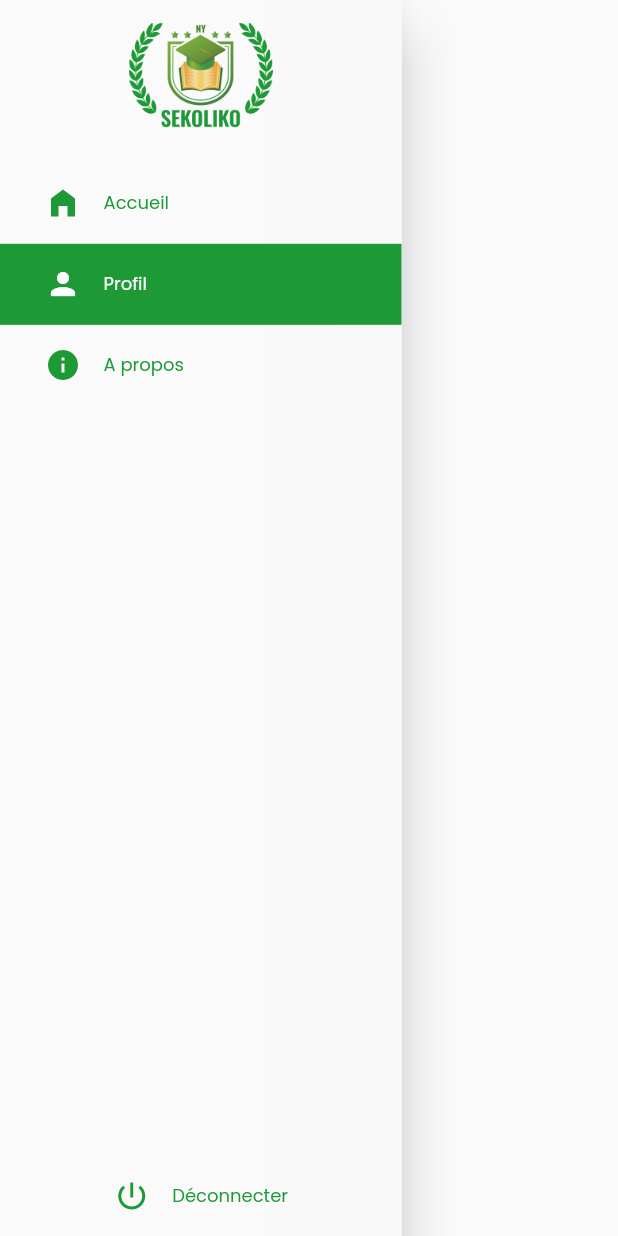
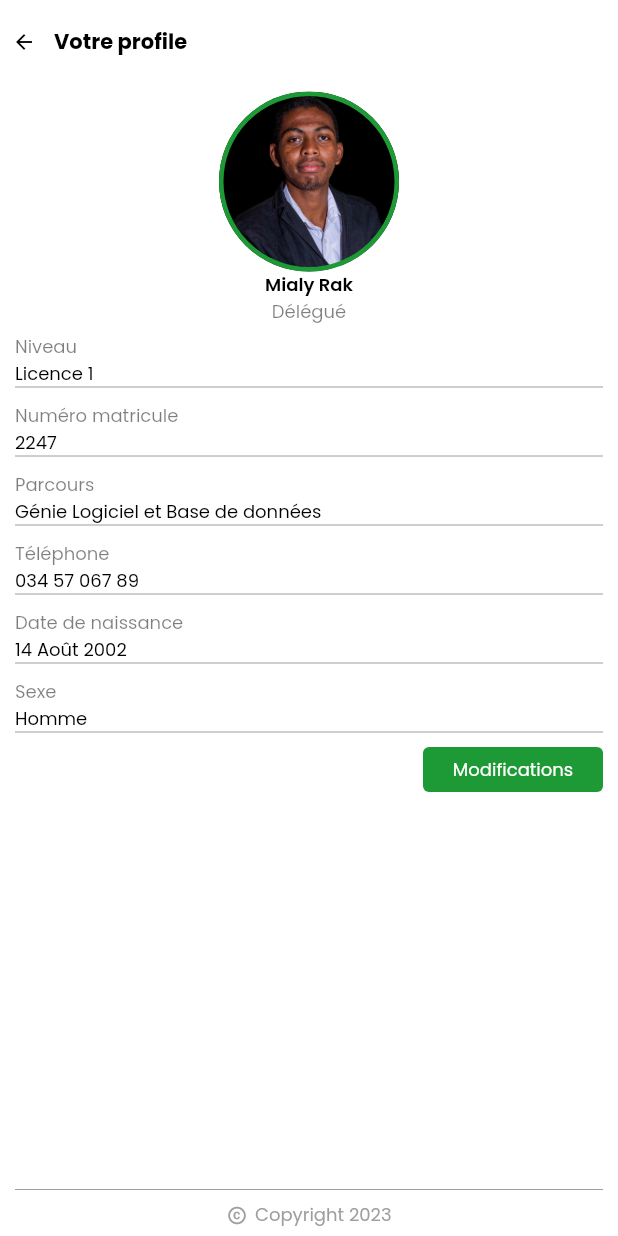
Before and after one commit to safidy1863/Ny-sekoliko, a Flutter app: the CustomDrawer widget shown alone on an empty page, opened directly, after a tap on "Profil", on a phone screen of 412 x 824 dp. Run offline on Flutter 3.47's test engine with Material 2 defaults, Android fonts, the phone set to English and light mode, and no system bars; drawn by our look-alikes of getwidget; our stand-ins replace equatable, flutter_bloc, flutter_screenutil, flutter_spinkit, form_validator, go_router and 1 more; missing offline and left inert: qr_code_scanner, twilio_flutter.

Commit message:
add : information user screen

```diff
--- a/mobile/lib/core/navigation/app_router.dart
+++ b/mobile/lib/core/navigation/app_router.dart
@@ -6,6 +6,8 @@ import '/features/login/presentation/identification_screen.dart';
 import '/features/login/presentation/scan_screen.dart';
 import '/features/home/presentation/home_screen.dart';
 import '/features/lists/presentation/lists_screen.dart';
+import '/features/info_user/presentation/info_user_screen.dart';
+import '/features/about/presentation/about_screen.dart';
 
 class AppRouter {
   static GoRouter appRoutes = GoRouter(
@@ -28,9 +30,16 @@ class AppRouter {
         builder: (context, state) => HomeScreen(),
       ),
       GoRoute(
-        path: RoutePath.lists,
-        builder: (context, state) => const ListsScreen()
-      )
+          path: RoutePath.lists,
+          builder: (context, state) => const ListsScreen()),
+      GoRoute(
+        path: RoutePath.infoUser,
+        builder: (context, state) => const InfoUserScreen(),
+      ),
+      GoRoute(
+        path: RoutePath.about,
+        builder: (context, state) => const AboutScreen(),
+      ),
     ],
   );
 }
--- a/mobile/lib/core/presentation/widgets/custom_drawer.dart
+++ b/mobile/lib/core/presentation/widgets/custom_drawer.dart
@@ -3,7 +3,9 @@ import 'dart:ui';
 import 'package:flutter/material.dart';
 import 'package:flutter_screenutil/flutter_screenutil.dart';
 import 'package:getwidget/components/drawer/gf_drawer.dart';
-import 'package:mobile/core/utils/constants/app_color.dart';
+import 'package:go_router/go_router.dart';
+import '../../utils/constants/app_color.dart';
+import '../../utils/constants/route_path.dart';
 
 class CustomDrawer extends StatefulWidget {
   const CustomDrawer({Key? key}) : super(key: key);
@@ -41,9 +43,9 @@ class _CustomDrawerState extends State<CustomDrawer> {
                         const SizedBox(
                           height: 20,
                         ),
-                        _menuItem(context, Icons.home_filled, 0, "Accueil"),
-                        _menuItem(context, Icons.person, 1, "Profil"),
-                        _menuItem(context, Icons.info_sharp, 2, "A propos"),
+                        _menuItem(context, Icons.home_filled, 0, "Accueil", RoutePath.home),
+                        _menuItem(context, Icons.person, 1, "Profil",RoutePath.infoUser),
+                        _menuItem(context, Icons.info_sharp, 2, "A propos", RoutePath.about),
                       ],
                     ),
                   ),
@@ -81,12 +83,13 @@ class _CustomDrawerState extends State<CustomDrawer> {
   }
 
   Widget _menuItem(
-      BuildContext context, IconData icon, int numberMenu, String label) {
+      BuildContext context, IconData icon, int numberMenu, String label,String routePath) {
     return GestureDetector(
       onTap: () {
         setState(() {
           currentMenu = numberMenu;
         });
+        context.push(routePath);
       },
       child: Container(
         padding: const EdgeInsets.symmetric(vertical: 15, horizontal: 30),
--- a/mobile/lib/core/utils/constants/route_path.dart
+++ b/mobile/lib/core/utils/constants/route_path.dart
@@ -4,4 +4,6 @@ abstract class RoutePath {
   static const String scan = "/scan";
   static const String home = "/home";
   static const String lists = "/lists";
+  static const String infoUser = "/info_user";
+  static const String about = "/about";
 }
--- /dev/null
+++ b/mobile/lib/features/about/presentation/about_screen.dart
@@ -0,0 +1,17 @@
+import 'package:flutter/material.dart';
+
+class AboutScreen extends StatelessWidget {
+  const AboutScreen({Key? key}) : super(key: key);
+
+  @override
+  Widget build(BuildContext context) {
+    return Scaffold(
+      appBar: AppBar(
+
+      ),
+      body: Container(
+        color: Colors.black,
+      ),
+    );
+  }
+}
--- /dev/null
+++ b/mobile/lib/features/info_user/presentation/info_user_screen.dart
@@ -0,0 +1,133 @@
+import 'package:flutter/material.dart';
+import 'package:go_router/go_router.dart';
+import 'package:mobile/core/presentation/widgets/custom_button.dart';
+import 'package:mobile/core/utils/constants/app_color.dart';
+import 'package:mobile/features/info_user/presentation/widgets/info_textField.dart';
+import 'widgets/avatar_user.dart';
+
+class InfoUserScreen extends StatelessWidget {
+  const InfoUserScreen({Key? key}) : super(key: key);
+
+  @override
+  Widget build(BuildContext context) {
+    return Scaffold(
+      appBar: AppBar(
+        elevation: 0.0,
+        leading: IconButton(
+          onPressed: () {
+            context.pop();
+          },
+          icon: const Icon(
+            Icons.arrow_back,
+            color: Colors.black,
+            size: 16,
+          ),
+        ),
+        leadingWidth: 10,
+        title: Padding(
+          padding: const EdgeInsets.only(left: 10),
+          child: Text(
+            "Votre profile",
+            style: Theme.of(context).textTheme.bodyMedium?.copyWith(
+                  color: Colors.black,
+                  fontWeight: FontWeight.w700,
+                ),
+          ),
+        ),
+        backgroundColor: Colors.white,
+      ),
+      body: Container(
+        color: Colors.white,
+        padding: const EdgeInsets.symmetric(horizontal: 10, vertical: 5),
+        child: Stack(
+          children: [
+            Positioned(
+              top: 0,
+              bottom: 70,
+              right: 0,
+              left: 0,
+              child: SingleChildScrollView(
+                  child: Column(
+                children: [
+                  const AvatarUser(),
+                  const InfoTextField(
+                    label: "Niveau",
+                    value: "Licence 1",
+                    readOnly: true,
+                  ),
+                  const InfoTextField(
+                    label: "Numéro matricule",
+                    value: "2247",
+                    readOnly: true,
+                  ),
+                  const InfoTextField(
+                    label: "Parcours",
+                    value: "Génie Logiciel et Base de données",
+                    readOnly: true,
+                  ),
+                  const InfoTextField(
+                    label: "Téléphone",
+                    value: "034 57 067 89",
+                  ),
+                  const InfoTextField(
+                    label: "Date de naissance",
+                    value: "14 Août 2002",
+                  ),
+                  const InfoTextField(
+                    label: "Sexe",
+                    value: "Homme",
+                  ),
+                  Align(
+                    alignment: Alignment.bottomRight,
+                    child: Container(
+                      constraints:
+                          const BoxConstraints(maxWidth: 120, maxHeight: 40),
+                      child: CustomButton(
+                          label: Text(
+                            "Modifications",
+                            style:
+                                Theme.of(context).textTheme.bodySmall?.copyWith(
+                                      color: Colors.white,
+                                    ),
+                          ),
+                          onPressed: () {}),
+                    ),
+                  )
+                ],
+              )),
+            ),
+            Positioned(
+                bottom: 0,
+                right: 0,
+                left: 0,
+                child: Column(
+                  children: [
+                    const Divider(
+                      color: Colors.grey,
+                    ),
+                    Row(
+                      mainAxisAlignment: MainAxisAlignment.center,
+                      children: [
+                        const Icon(
+                          Icons.copyright,
+                          color: Colors.grey,
+                          size: 14,
+                        ),
+                        const SizedBox(width: 5,),
+                        Text(
+                          "Copyright 2023",
+                          style:
+                              Theme.of(context).textTheme.bodySmall?.copyWith(
+                                    color: Colors.grey,
+                                  ),
+                        )
+                      ],
+                    )
+                  ],
+                ))
+          ],
+        ),
+      ),
+    );
+  }
+}
--- /dev/null
+++ b/mobile/lib/features/info_user/presentation/widgets/avatar_user.dart
@@ -0,0 +1,31 @@
+import 'package:flutter/material.dart';
+import 'package:getwidget/components/image/gf_image_overlay.dart';
+import 'package:mobile/core/utils/constants/app_color.dart';
+
+class AvatarUser extends StatelessWidget {
+  const AvatarUser({Key? key}) : super(key: key);
+
+  @override
+  Widget build(BuildContext context) {
+    return Column(
+      children: [
+         GFImageOverlay(
+          height: 120,
+          width: 120,
+          shape: BoxShape.circle,
+          image: const AssetImage("assets/images/user.jpg"),
+          boxFit: BoxFit.cover,
+          color: AppColor.greenPrimary,
+          border: Border.all(width: 3,color: AppColor.greenPrimary)
+        ),
+        Text("Mialy Rak", style: Theme.of(context).textTheme.bodySmall?.copyWith(
+          color: Colors.black,
+          fontWeight: FontWeight.w600
+        ),),
+        Text("Délégué", style: Theme.of(context).textTheme.bodySmall?.copyWith(
+            color: Colors.black.withOpacity(0.5)
+        ),),
+      ],
+    );
+  }
+}
--- /dev/null
+++ b/mobile/lib/features/info_user/presentation/widgets/info_textField.dart
@@ -0,0 +1,53 @@
+import 'package:flutter/material.dart';
+
+class InfoTextField extends StatelessWidget {
+  const InfoTextField({
+    super.key,
+    required this.label,
+    this.value,
+    this.readOnly = false,
+  });
+
+  final String label;
+  final String? value;
+  final bool readOnly;
+
+  @override
+  Widget build(BuildContext context) {
+    return Container(
+      margin: const EdgeInsets.symmetric(vertical: 5),
+      child: Column(
+        crossAxisAlignment: CrossAxisAlignment.start,
+        children: [
+          Text(
+            label,
+            style: Theme.of(context)
+                .textTheme
+                .bodySmall
+                ?.copyWith(color: Colors.black.withOpacity(0.5)),
+          ),
+          TextFormField(
+            initialValue: value,
+            readOnly: readOnly,
+            style: Theme.of(context)
+                .textTheme
+                .bodySmall
+                ?.copyWith(color: Colors.black),
+            decoration: InputDecoration(
+              hintText: label.toLowerCase(),
+              hintStyle: Theme.of(context)
+                  .textTheme
+                  .bodySmall
+                  ?.copyWith(color: Colors.black.withOpacity(0.3)),
+              focusedBorder: const UnderlineInputBorder(
+                borderSide: BorderSide(color: Colors.grey),
+              ),
+              isDense: true,
+              isCollapsed: true,
+            ),
+          )
+        ],
+      ),
+    );
+  }
+}
--- a/mobile/pubspec.yaml
+++ b/mobile/pubspec.yaml
@@ -25,7 +25,6 @@ dependencies:
   equatable: ^2.0.5
   twilio_flutter: ^0.0.9
 
-
 dev_dependencies:
   flutter_test:
     sdk: flutter
```
